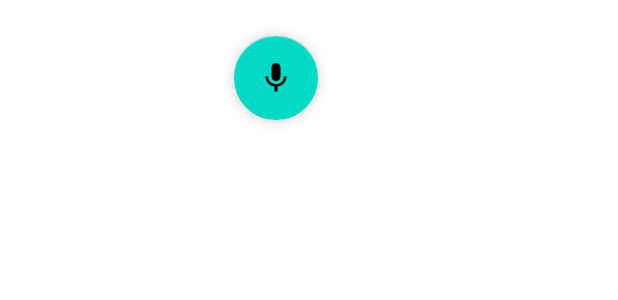
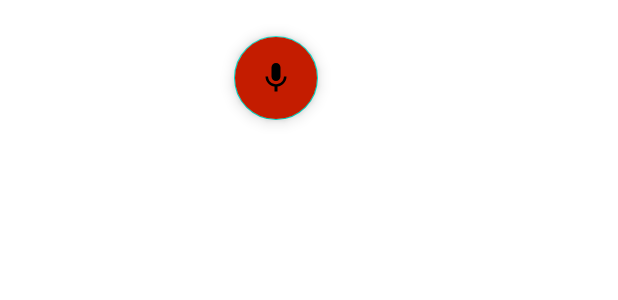
Before and after one commit to leche-hombre/soundboard, an Android app: the layout draggable_view.xml on its own in the app's theme, with its tools: preview values and no code run, on a phone screen of 412 x 824 dp. Shown: the top 300 px of the screen. Run offline under Robolectric (Android 15) with nearby library versions, the phone set to English and light mode, and no system bars.

```diff
--- a/app/src/main/java/com/example/soundboard/DraggableView.kt
+++ b/app/src/main/java/com/example/soundboard/DraggableView.kt
@@ -4,6 +4,7 @@ import android.app.Activity
 import android.os.Bundle
 import android.view.MotionEvent
 import android.view.View
+import android.view.ViewGroup
 import android.widget.ImageView
 import android.widget.TextView
 import androidx.constraintlayout.widget.ConstraintLayout
--- a/app/src/main/res/layout/draggable_view.xml
+++ b/app/src/main/res/layout/draggable_view.xml
@@ -14,7 +14,8 @@
             app:layout_constraintStart_toStartOf="parent"
             app:layout_constraintTop_toTopOf="parent"
             android:id="@+id/iv_cancel"
-            android:visibility="invisible"/>
+            android:visibility="invisible"
+            android:backgroundTint="@color/colorAccent" />
 
     <TextView
             android:id="@+id/tv_slide_to_cancel"
@@ -25,7 +26,8 @@
             android:layout_marginLeft="10dp"
             app:layout_constraintTop_toTopOf="parent"
             android:text="@string/slide_to_cancel"
-            android:visibility="invisible"/>
+            android:visibility="invisible"
+            android:backgroundTint="@color/colorAccent" />
 
     <com.google.android.material.floatingactionbutton.FloatingActionButton
             android:id="@+id/btnDrag"
@@ -36,6 +38,7 @@
             android:text="@string/drag_me"
             app:layout_constraintStart_toStartOf="parent"
             app:layout_constraintTop_toTopOf="parent"
-            android:src="@drawable/ic_mic_24px"/>
+            android:src="@drawable/ic_mic_24px"
+            android:backgroundTint="@color/colorAccent" />
 
 </androidx.constraintlayout.widget.ConstraintLayout>
```
